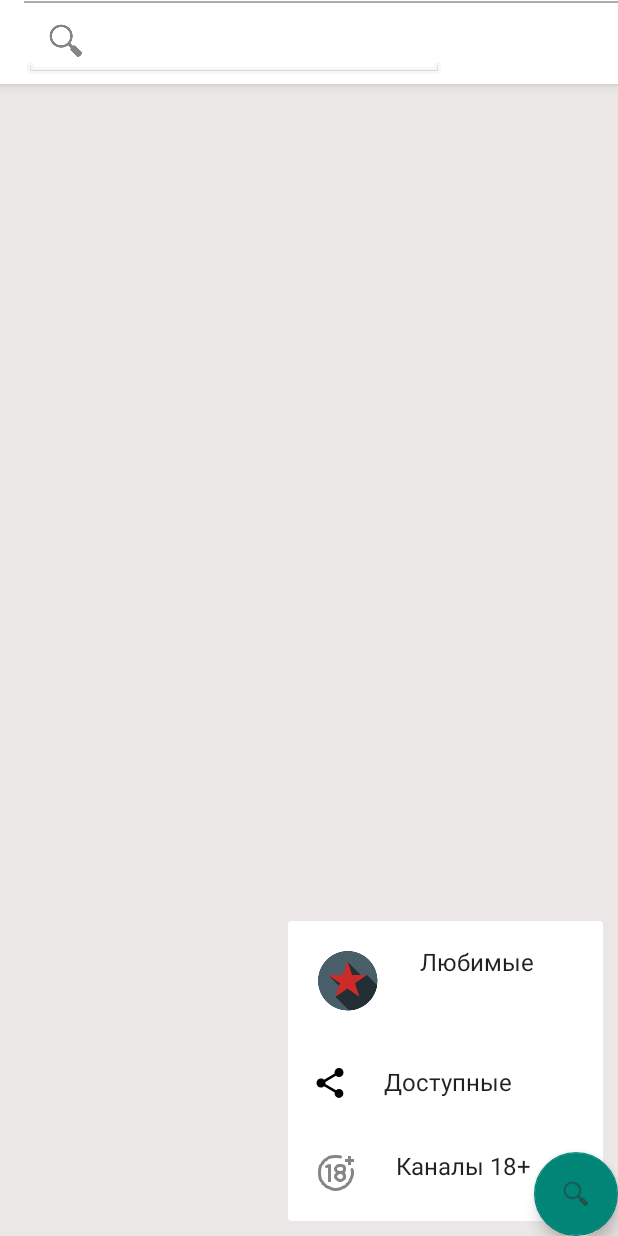
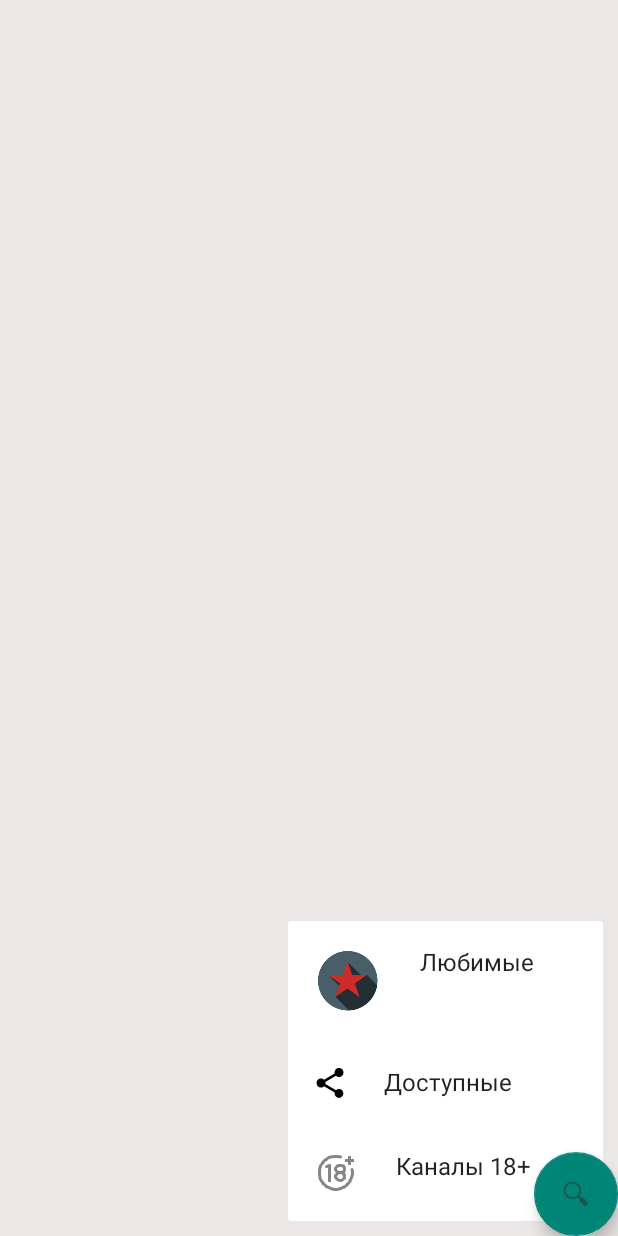
Before and after one commit to Vaschenko-Volodymyr/Starcards-TV, an Android app: the fragment ChannelsFragment shown on its own in the app's theme, on a phone screen of 412 x 824 dp. Run offline under Robolectric (Android 15) with nearby library versions, the phone set to English and light mode, and no system bars; our stand-ins replace CircleImageView, Picasso, Volley; libraries missing offline, so code that uses them is left out: com.gordonwong.materialsheetfab, com.yalantis.phoenix; plain views replace DimOverlayFrameLayout, PullToRefreshView, RevealLinearLayout; network calls fail; pictures from the network do not load; 9 statements that could not run were skipped.

Commit message:
search is added properly
search UI and functionality is added to the Channels Fragment

```diff
--- a/app/src/main/java/tv/starcards/starcardstv/application/ui/fragments/ChannelsFragment.java
+++ b/app/src/main/java/tv/starcards/starcardstv/application/ui/fragments/ChannelsFragment.java
@@ -12,6 +12,8 @@ import android.view.LayoutInflater;
 import android.view.View;
 import android.view.ViewGroup;
 import android.view.WindowManager;
+import android.view.animation.Animation;
+import android.view.animation.AnimationUtils;
 import android.widget.ListView;
 import android.widget.TextView;
 
@@ -29,6 +31,8 @@ import tv.starcards.starcardstv.application.data.state.IsLoggedByPacket;
 import tv.starcards.starcardstv.application.ui.adaptors.TvChannelsAdaptor;
 import tv.starcards.starcardstv.application.ui.models.TvChannelListModel;
 import tv.starcards.starcardstv.application.data.channelsdata.ChannelsDataRequest;
+import tv.starcards.starcardstv.application.util.SearchToolbarUi;
+import tv.starcards.starcardstv.application.widgets.CustomEditText;
 import tv.starcards.starcardstv.application.widgets.Fab;
 
 public class ChannelsFragment extends Fragment {
@@ -39,14 +43,15 @@ public class ChannelsFragment extends Fragment {
     public static ArrayList<TvChannelListModel> channelsListArray;
     public static ListView                      channels;
     public static PullToRefreshView             mPullToRefreshView;
+    public static Fab                           fab;
 
     private static final String                 TAG = "ChannelsFragment";
+    public static boolean                       searchIsVisible = false;
 
     private String                              packetId;
     private ChannelsDataRequest                 channelsData;
 
     Resources                                   resources;
-    TextView                                    search;
 
     public ChannelsFragment() {
     }
@@ -67,17 +72,41 @@ public class ChannelsFragment extends Fragment {
         packetId = getArguments().getString("packetId");
         View v = inflater.inflate(R.layout.fragment_channels_activity, container, false);
 
-//        this.getActivity().getWindow().setSoftInputMode(WindowManager.LayoutParams.SOFT_INPUT_STATE_ALWAYS_HIDDEN);
+        MainScreenActivity.search.setVisibility(View.INVISIBLE);
+        MainScreenActivity.searchImage.setVisibility(View.VISIBLE);
 
-        Fab fab = (Fab) v.findViewById(R.id.fab);
+        MainScreenActivity.searchImage.setOnClickListener(new View.OnClickListener() {
+            @Override
+            public void onClick(View v) {
+                Animation animation = AnimationUtils.loadAnimation(getContext(), R.anim.search_image_animation);
+                MainScreenActivity.searchImage.setAnimation(animation);
+                SearchToolbarUi.changeSearchToolbarUI(getActivity(), searchIsVisible);
+            }
+        });
+
+        MainScreenActivity.search.addTextChangedListener(new TextWatcher() {
+            @Override
+            public void afterTextChanged(Editable s) {
+            }
+            @Override
+            public void beforeTextChanged(CharSequence s, int start, int count, int after) {
+
+            }
+            @Override
+            public void onTextChanged(CharSequence s, int start, int before, int count) {
+                ChannelsData.getInstance().loadChannelsFromDB(DBHelper.CHANNEL_NAME, s);
+            }
+        });
+
+
+        fab = (Fab) v.findViewById(R.id.fab);
         View sheetView = v.findViewById(R.id.fab_sheet);
         View overlay = v.findViewById(R.id.overlay);
         int sheetColor = getResources().getColor(R.color.colorPrimary);
         int fabColor = getResources().getColor(R.color.color_vlc);
 
         // Initialize material sheet FAB
-        materialSheetFab = new MaterialSheetFab<>(fab, sheetView, overlay,
-                sheetColor, fabColor);
+        materialSheetFab = new MaterialSheetFab<>(fab, sheetView, overlay, sheetColor, fabColor);
         materialSheetFab.setEventListener(new MaterialSheetFabEventListener() {
             @Override
             public void onShowSheet() {
@@ -132,42 +161,6 @@ public class ChannelsFragment extends Fragment {
             ChannelsData.getInstance().loadChannelsFromDB();
         }
 
-//        fab = (FloatingActionButton) v.findViewById(R.id.fab);
-//        fab.setOnClickListener(new View.OnClickListener() {
-//            @Override
-//            public void onClick(View view) {
-//                fab.setImageDrawable(getResources().getDrawable(R.mipmap.channels_filter_visible));
-//                Snackbar.make(view, "Тут будут фильтры по каналам", Snackbar.LENGTH_LONG)
-//                        .setAction("Action", null).show();
-//
-//            }
-//        });
-        search = (TextView) v.findViewById(R.id.channels_toolbar_search);
-        search.addTextChangedListener(new TextWatcher() {
-
-            @Override
-            public void afterTextChanged(Editable s) {
-            }
-
-            @Override
-            public void beforeTextChanged(CharSequence s, int start, int count, int after) {
-                if (search.getText().toString().equals("search")) {
-                    search.setText("");
-                }
-            }
-
-            @Override
-            public void onTextChanged(CharSequence s, int start, int before, int count) {
-                ChannelsData.getInstance().loadChannelsFromDB(DBHelper.CHANNEL_NAME, s);
-            }
-        });
-
-            v.setOnClickListener(new View.OnClickListener() {
-            @Override
-            public void onClick(View v) {
-                search.setText("search");
-            }
-        });
         return v;
     }
 
--- /dev/null
+++ b/app/src/main/res/anim/search_image_animation.xml
@@ -0,0 +1,20 @@
+<?xml version="1.0" encoding="utf-8"?>
+<set xmlns:android="http://schemas.android.com/apk/res/android">
+    <scale
+        android:duration="100"
+        android:fillBefore="false"
+        android:fromXScale="0.8"
+        android:fromYScale="0.8"
+        android:toXScale="1.0"
+        android:toYScale="1.0"
+        android:pivotX="50%"
+        android:pivotY="50%"/>
+    <rotate xmlns:android="http://schemas.android.com/apk/res/android"
+        android:duration="25"
+        android:fromDegrees="-5"
+        android:pivotX="50%"
+        android:pivotY="50%"
+        android:repeatCount="4"
+        android:repeatMode="reverse"
+        android:toDegrees="5" />
+</set>
--- a/app/src/main/res/layout/fragment_channels_activity.xml
+++ b/app/src/main/res/layout/fragment_channels_activity.xml
@@ -1,47 +1,11 @@
 <?xml version="1.0" encoding="utf-8"?>
 <android.support.design.widget.CoordinatorLayout xmlns:android="http://schemas.android.com/apk/res/android"
-    xmlns:app="http://schemas.android.com/apk/res-auto"
     android:layout_width="match_parent"
     android:layout_height="match_parent"
-    android:fitsSystemWindows="true"
-    >
+    android:fitsSystemWindows="true">
 
-        <android.support.design.widget.AppBarLayout
-            android:layout_width="match_parent"
-            android:layout_height="wrap_content"
-            android:theme="@style/AppBarOverlay">
 
-            <android.support.v7.widget.Toolbar
-                android:id="@+id/packet_content_toolbar"
-                android:layout_width="match_parent"
-                android:layout_height="?attr/actionBarSize"
-                android:background="@color/white"
-                app:popupTheme="@style/PopupOverlay">
-
-                <RelativeLayout
-                    android:layout_width="match_parent"
-                    android:layout_height="match_parent"
-                    android:background="@drawable/channels_toolbar_background">
-
-                    <EditText
-                        android:id="@+id/channels_toolbar_search"
-                        android:layout_width="280dp"
-                        android:layout_height="wrap_content"
-                        android:layout_alignParentLeft="true"
-                        android:layout_alignParentStart="true"
-                        android:layout_centerVertical="true"
-                        android:background="@drawable/apptheme_textfield_disabled_focused_holo_light"
-                        android:drawableLeft="@drawable/channels_toolbar_search_drawable"
-                        android:drawableStart="@drawable/channels_toolbar_search_drawable"
-                        android:text=""
-                        android:textColor="@color/strong_grey" />
-
-                </RelativeLayout>
-            </android.support.v7.widget.Toolbar>
-
-        </android.support.design.widget.AppBarLayout>
-
-        <include layout="@layout/fragment_channels_content" />
+    <include layout="@layout/fragment_channels_content" />
 
     <RelativeLayout
         android:layout_width="match_parent"
@@ -53,34 +17,30 @@
             android:layout_height="wrap_content"
             android:layout_alignParentBottom="true"
             android:layout_alignParentEnd="true"
+            android:layout_alignParentRight="true"
             android:src="@drawable/channels_toolbar_search_drawable"
-            android:layout_alignParentRight="true"
-            android:windowSoftInputMode="adjustResize"/>
+            android:windowSoftInputMode="adjustResize" />
 
         <com.gordonwong.materialsheetfab.DimOverlayFrameLayout
             android:id="@+id/overlay"
             android:layout_width="match_parent"
             android:layout_height="match_parent" />
 
-        <!-- Circular reveal container for the sheet -->
         <io.codetail.widget.RevealLinearLayout
             android:layout_width="match_parent"
             android:layout_height="match_parent"
             android:gravity="end|bottom"
             android:orientation="vertical">
 
-            <!-- Sheet that contains your items -->
             <android.support.v7.widget.CardView
                 android:id="@+id/fab_sheet"
                 style="@style/Widget.MaterialSheetFab.Sheet">
 
-                <!-- Sheet items -->
                 <LinearLayout
                     android:layout_width="wrap_content"
                     android:layout_height="wrap_content"
                     android:orientation="vertical">
 
-                    <!-- Recording -->
                     <TextView
                         android:id="@+id/fab_sheet_item_favorite"
                         style="@style/TextAppearance.MaterialSheetFab.Sheet.Item"
@@ -88,7 +48,6 @@
                         android:drawableStart="@mipmap/channel_is_favorite"
                         android:text="Любимые" />
 
-                    <!-- Reminder -->
                     <TextView
                         android:id="@+id/fab_sheet_item_available"
                         style="@style/TextAppearance.MaterialSheetFab.Sheet.Item"
@@ -96,7 +55,6 @@
                         android:drawableStart="@drawable/ic_menu_share"
                         android:text="Доступные" />
 
-                    <!-- Photo -->
                     <TextView
                         android:id="@+id/fab_sheet_item_censored"
                         style="@style/TextAppearance.MaterialSheetFab.Sheet.Item"
@@ -104,35 +62,8 @@
                         android:drawableStart="@drawable/tv_channel_censored"
                         android:text="Каналы 18+" />
 
-                    <!-- Note -->
-                    <!--<LinearLayout-->
-                    <!--android:layout_width="match_parent"-->
-                    <!--android:layout_height="wrap_content"-->
-                    <!--android:background="@color/theme_accent">-->
-
-                    <!--<TextView-->
-                    <!--android:id="@+id/fab_sheet_item_note"-->
-                    <!--style="@style/TextAppearance.MaterialSheetFab.Sheet.Item"-->
-                    <!--android:drawableLeft="@drawable/ic_create_grey600_24dp"-->
-                    <!--android:drawableStart="@drawable/ic_create_grey600_24dp"-->
-                    <!--android:text="@string/createnote" />-->
-                    <!--</LinearLayout>-->
-
                 </LinearLayout>
-
             </android.support.v7.widget.CardView>
-
         </io.codetail.widget.RevealLinearLayout>
-
     </RelativeLayout>
-
-
-    <!--<android.support.design.widget.FloatingActionButton-->
-    <!--android:id="@+id/fab"-->
-    <!--android:layout_width="wrap_content"-->
-    <!--android:layout_height="wrap_content"-->
-    <!--android:layout_gravity="bottom|end"-->
-    <!--android:layout_margin="@dimen/fab_margin"-->
-    <!--android:src="@mipmap/channels_filter_invisible" />-->
-
 </android.support.design.widget.CoordinatorLayout>
--- a/app/src/main/res/values/colors.xml
+++ b/app/src/main/res/values/colors.xml
@@ -1,9 +1,10 @@
 <?xml version="1.0" encoding="utf-8"?>
 <resources>
-    <color name="colorPrimary">#65a768</color>
+    <color name="colorPrimary">#72c02c</color>
     <color name="colorPrimaryDark">#467850</color>
     <color name="colorAccent">#FF4081</color>
 
+    <color name="lightColorPrimary">#87de8a</color>
     <color name="black">#000000</color>
     <color name="white">#FFFFFF</color>
     <color name="grey">#44c1b0b0</color>
```
Also changed, not shown: app/src/main/java/tv/starcards/starcardstv/Login.java (+2 -16 lines), app/src/main/java/tv/starcards/starcardstv/MainScreenActivity.java (+26 -8 lines), app/src/main/java/tv/starcards/starcardstv/application/ui/fragments/CabinetFragment.java (+6 -1 lines), app/src/main/java/tv/starcards/starcardstv/application/util/SearchToolbarUi.java (added, +33 -0 lines), app/src/main/java/tv/starcards/starcardstv/application/widgets/CustomEditText.java (added, +30 -0 lines), app/src/main/res/anim/toolbar_text_shacking.xml (added, +20 -0 lines), app/src/main/res/drawable/toolbar_search_background.xml (added, +22 -0 lines), app/src/main/res/layout/channels_activity.xml (deleted, +0 -188 lines), app/src/main/res/layout/channels_content.xml (deleted, +0 -17 lines), app/src/main/res/layout/main_screen_app_bar.xml (+26 -0 lines).
